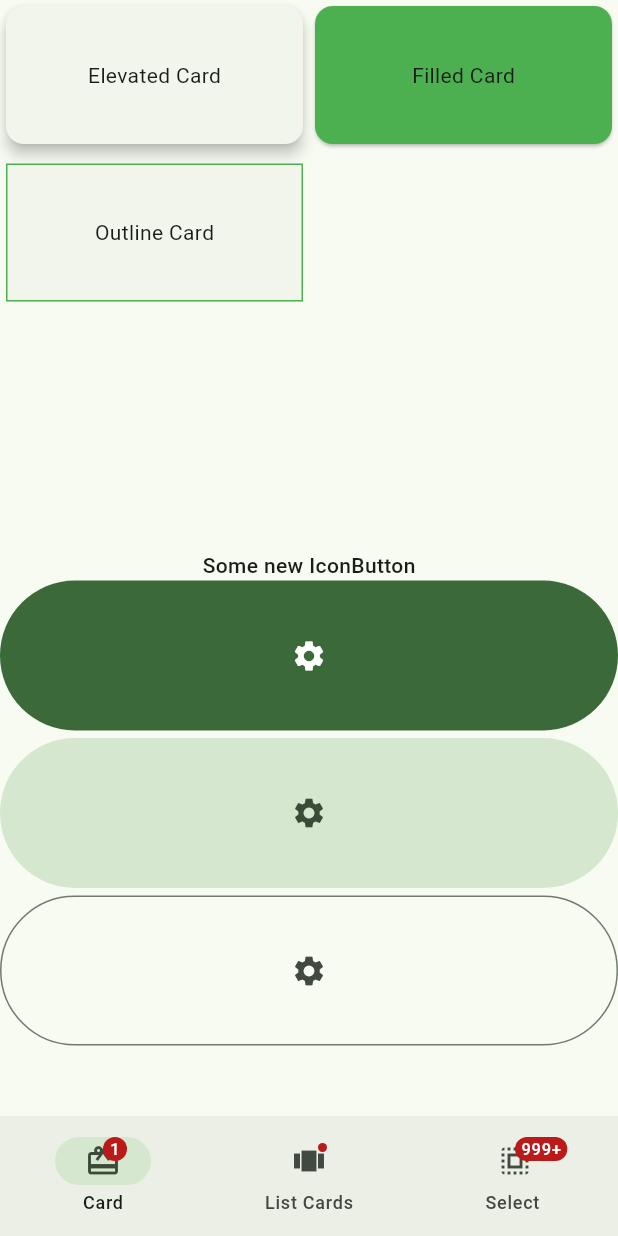
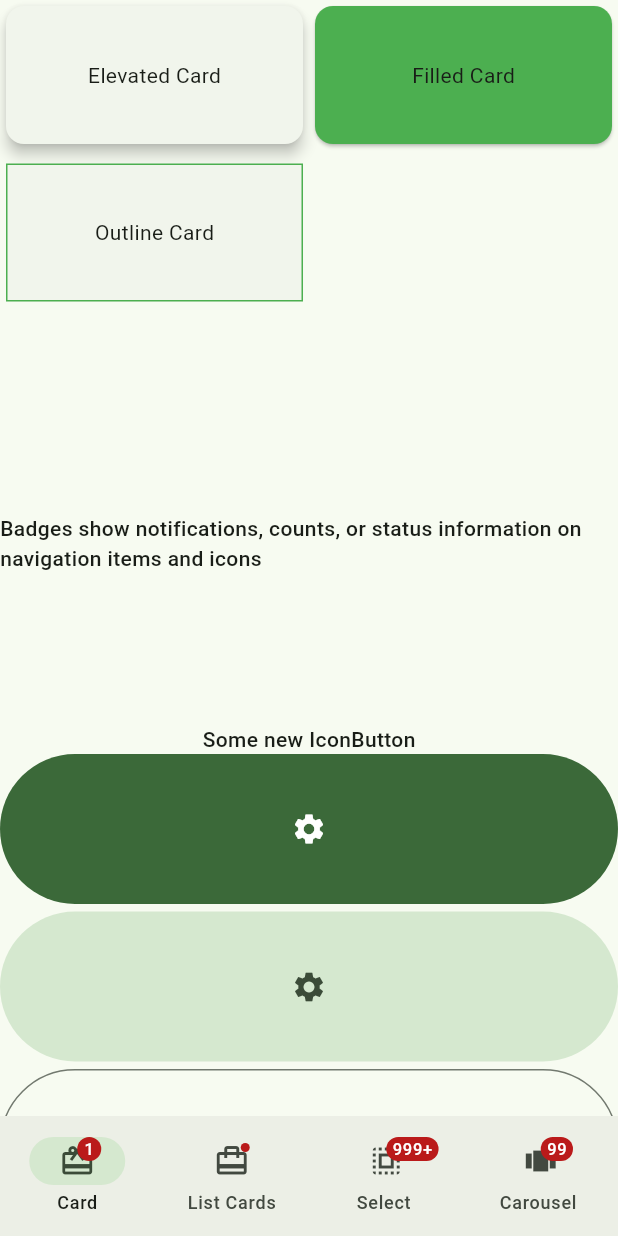
Before and after one commit to Sotatek-QuanDo/material_demo, a Flutter app: the screen it shows after launch, on a phone screen of 412 x 824 dp. Run offline on Flutter 3.47's test engine with Material 2 defaults, Android fonts, the phone set to English and light mode, and no system bars.

Commit message:
Add carousel

```diff
--- a/lib/main.dart
+++ b/lib/main.dart
@@ -17,7 +17,7 @@ class MainApp extends StatelessWidget {
           seedColor: Colors.green,
         ),
       ),
-      home: const MyHomePage(),
+      home: const NavigatorPage(),
     );
   }
 }
--- a/lib/pages/card_page.dart
+++ b/lib/pages/card_page.dart
@@ -15,7 +15,13 @@ class _CardPageState extends State<CardPage> {
       child: Column(
         children: [
           Expanded(child: buildCardWidgets()),
-          horizontalDivider,
+          const Expanded(
+            child: Center(
+              child: Text(
+                  'Badges show notifications, counts, or status information on navigation items and icons',
+                  style: TextStyle(fontWeight: FontWeight.w500)),
+            ),
+          ),
           const Text(
             'Some new IconButton',
             style: TextStyle(fontWeight: FontWeight.w500),
--- a/lib/pages/my_home_page.dart
+++ b/lib/pages/my_home_page.dart
@@ -1,14 +1,15 @@
 import 'package:flutter/material.dart';
 import 'package:material_demo/lib.dart';
+import 'package:material_demo/pages/carousel_page.dart';
 
-class MyHomePage extends StatefulWidget {
-  const MyHomePage({super.key});
+class NavigatorPage extends StatefulWidget {
+  const NavigatorPage({super.key});
 
   @override
-  State<MyHomePage> createState() => _MyHomePageState();
+  State<NavigatorPage> createState() => _NavigatorPageState();
 }
 
-class _MyHomePageState extends State<MyHomePage> {
+class _NavigatorPageState extends State<NavigatorPage> {
   int currentPageIndex = 0;
 
   @override
@@ -25,14 +26,13 @@ class _MyHomePageState extends State<MyHomePage> {
           NavigationDestination(
             icon: Badge.count(
               count: 1,
-              smallSize: 0,
               child: const Icon(Icons.card_giftcard),
             ),
             label: 'Card',
           ),
           const NavigationDestination(
             icon: Badge(
-              child: Icon(Icons.view_carousel),
+              child: Icon(Icons.card_travel_outlined),
             ),
             label: 'List Cards',
           ),
@@ -41,12 +41,18 @@ class _MyHomePageState extends State<MyHomePage> {
                 Badge.count(count: 10000, child: const Icon(Icons.select_all)),
             label: 'Select ',
           ),
+          NavigationDestination(
+            icon:
+                Badge.count(count: 99, child: const Icon(Icons.view_carousel)),
+            label: 'Carousel ',
+          ),
         ],
       ),
       body: <Widget>[
         const CardPage(),
         const ListCardPage(),
         const SelectOptionsPage(),
+        const CarouselPage(),
       ][currentPageIndex],
     );
   }
--- a/lib/pages/pages.dart
+++ b/lib/pages/pages.dart
@@ -1,6 +1,8 @@
 // GENERATED CODE - DO NOT MODIFY BY HAND
 // Read more on README.md/Utils
+export 'card_detail_page.dart';
 export 'card_page.dart';
+export 'carousel_page.dart';
 export 'list_card_page.dart';
 export 'my_home_page.dart';
 export 'select_options_page.dart';
--- a/lib/widget/card.dart
+++ b/lib/widget/card.dart
@@ -1,6 +1,5 @@
 import 'package:flutter/material.dart';
 import 'package:material_demo/lib.dart';
-import 'package:material_demo/pages/card_detail_page.dart';
 
 class CardWidget extends StatelessWidget {
   const CardWidget({
--- a/lib/widget/widget.dart
+++ b/lib/widget/widget.dart
@@ -1,3 +1,4 @@
 // GENERATED CODE - DO NOT MODIFY BY HAND
 // Read more on README.md/Utils
 export 'card.dart';
+export 'carousel.dart';
```
Also changed, not shown: lib/gen/assets.gen.dart (+13 -1 lines), lib/pages/card_detail_page.dart (+24 -1 lines), lib/pages/carousel_page.dart (added, +15 -0 lines), lib/widget/carousel.dart (added, +107 -0 lines), assets/images/example 2.jpg (added), assets/images/example 3.jpeg (added), assets/images/example 4.jpeg (added).
